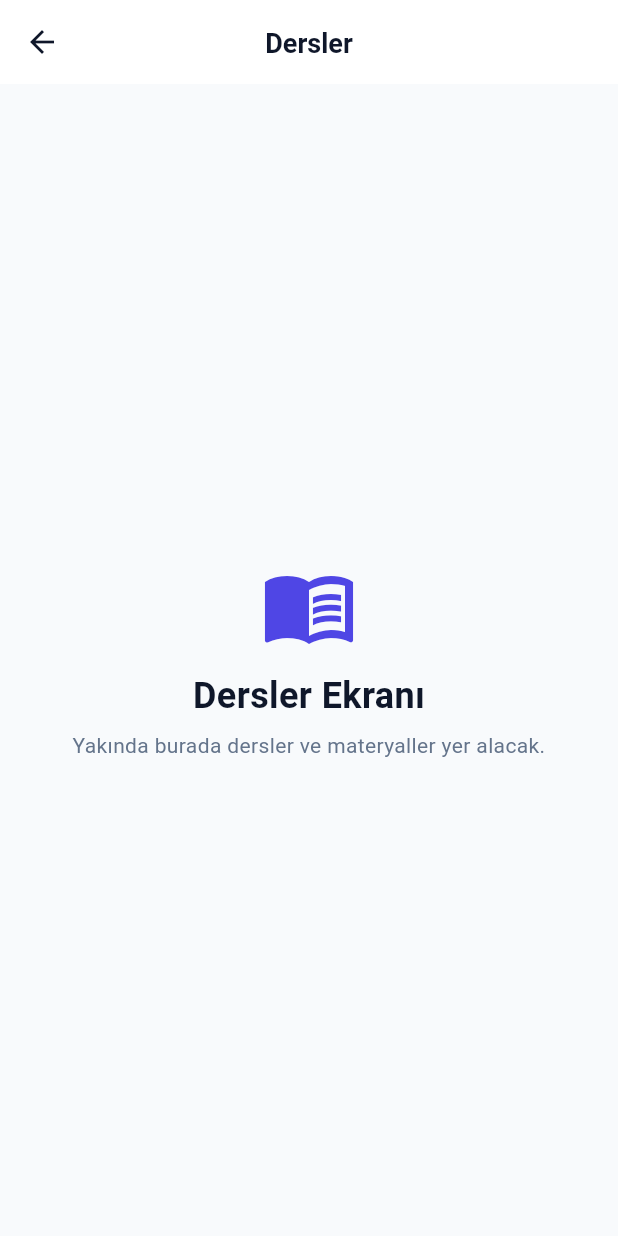
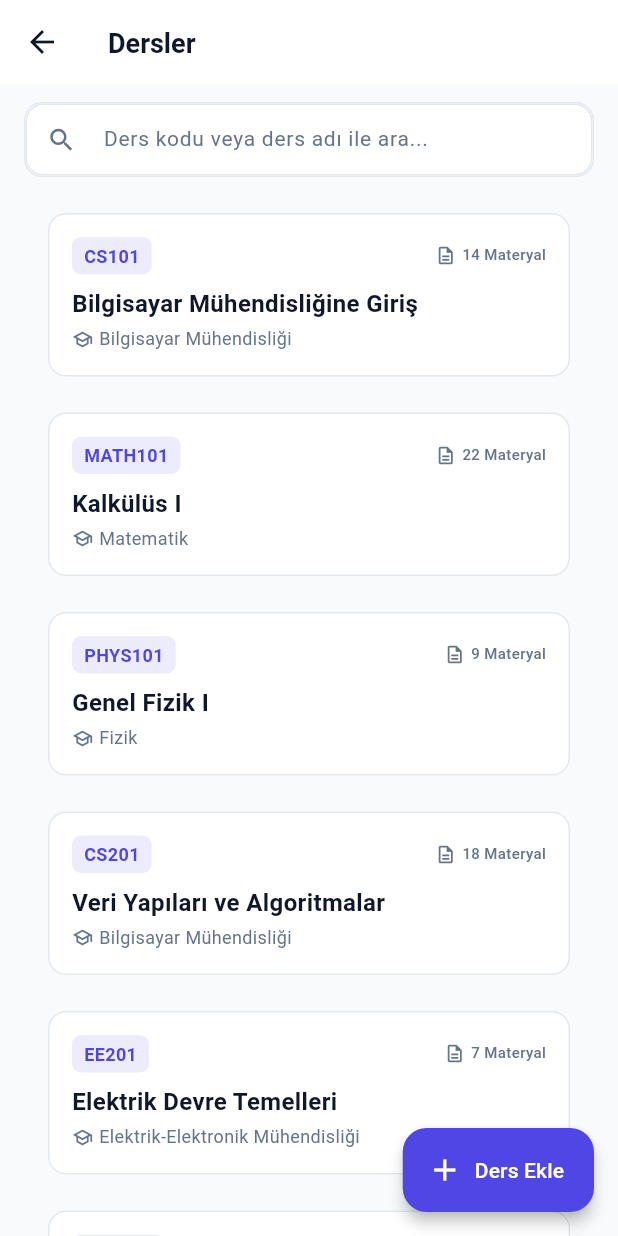
Before and after one commit to Posinowa/uni-z, a Flutter app: the CoursesScreen screen opened directly, on a phone screen of 412 x 824 dp. Run offline on Flutter 3.47's test engine with Material 3 defaults, Android fonts, the phone set to English and light mode, and no system bars; our stand-ins replace cloud_firestore, firebase_auth, firebase_core, firebase_messaging, flutter_dotenv, image_picker; accounts and stored records are empty.

Commit message:
Create course list screen with search, card and empty state (Closes #49) (#149)
Co-authored-by: Yusuf YILMAZ <109434872+yusufyilmazf@users.noreply.github.com>

```diff
--- a/lib/features/courses/screens/courses_screen.dart
+++ b/lib/features/courses/screens/courses_screen.dart
@@ -2,45 +2,199 @@ import 'package:flutter/material.dart';
 
 import '../../../core/constants/app_colors.dart';
 import '../../../core/constants/app_spacing.dart';
-import '../../../core/theme/app_text_styles.dart';
+import '../widgets/course_card.dart';
+import '../widgets/course_empty_state.dart';
+import '../widgets/course_search_bar.dart';
 
-/// Geçici dersler ekranı.
-///
-/// Ders listeleme özelliği ileride ayrı bir issue'da geliştirilecektir.
-class CoursesScreen extends StatelessWidget {
+/// Kullanıcının üniversitesindeki dersleri görüntüleyebildiği ve
+/// arama yapabildiği ders listesi ekranı.
+class CoursesScreen extends StatefulWidget {
   const CoursesScreen({super.key});
 
   @override
+  State<CoursesScreen> createState() => _CoursesScreenState();
+}
+
+class _CoursesScreenState extends State<CoursesScreen> {
+  final TextEditingController _searchController = TextEditingController();
+
+  /// Örnek ders listesi (Kapsam dışı gereği Firestore bağlantısı bulunmamaktadır).
+  final List<_CourseItem> _allCourses = const [
+    _CourseItem(
+      courseCode: 'CS101',
+      courseName: 'Bilgisayar Mühendisliğine Giriş',
+      departmentName: 'Bilgisayar Mühendisliği',
+      materialCount: 14,
+    ),
+    _CourseItem(
+      courseCode: 'MATH101',
+      courseName: 'Kalkülüs I',
+      departmentName: 'Matematik',
+      materialCount: 22,
+    ),
+    _CourseItem(
+      courseCode: 'PHYS101',
+      courseName: 'Genel Fizik I',
+      departmentName: 'Fizik',
+      materialCount: 9,
+    ),
+    _CourseItem(
+      courseCode: 'CS201',
+      courseName: 'Veri Yapıları ve Algoritmalar',
+      departmentName: 'Bilgisayar Mühendisliği',
+      materialCount: 18,
+    ),
+    _CourseItem(
+      courseCode: 'EE201',
+      courseName: 'Elektrik Devre Temelleri',
+      departmentName: 'Elektrik-Elektronik Mühendisliği',
+      materialCount: 7,
+    ),
+    _CourseItem(
+      courseCode: 'ENG101',
+      courseName: 'Akademik İngilizce I',
+      departmentName: 'Yabancı Diller',
+      materialCount: 11,
+    ),
+    _CourseItem(
+      courseCode: 'IE102',
+      courseName: 'Endüstri Mühendisliğine Giriş',
+      departmentName: 'Endüstri Mühendisliği',
+      materialCount: 5,
+    ),
+  ];
+
+  String _searchQuery = '';
+
+  List<_CourseItem> get _filteredCourses {
+    if (_searchQuery.trim().isEmpty) {
+      return _allCourses;
+    }
+
+    final query = _searchQuery.toLowerCase();
+    return _allCourses.where((course) {
+      return course.courseCode.toLowerCase().contains(query) ||
+          course.courseName.toLowerCase().contains(query) ||
+          course.departmentName.toLowerCase().contains(query);
+    }).toList();
+  }
+
+  @override
+  void dispose() {
+    _searchController.dispose();
+    super.dispose();
+  }
+
+  void _onAddCoursePressed() {
+    ScaffoldMessenger.of(context).showSnackBar(
+      const SnackBar(
+        content: Text('Ders ekleme özelliği yakında kullanıma açılacaktır.'),
+        duration: Duration(seconds: 2),
+      ),
+    );
+  }
+
+  @override
   Widget build(BuildContext context) {
+    final courses = _filteredCourses;
+
     return Scaffold(
+      backgroundColor: AppColors.background,
       appBar: AppBar(
         title: const Text('Dersler'),
+        centerTitle: false,
       ),
-      body: Center(
-        child: Column(
-          mainAxisAlignment: MainAxisAlignment.center,
-          children: [
-            const Icon(
-              Icons.menu_book_outlined,
-              size: 64,
-              color: AppColors.primaryIndigo,
+      floatingActionButton: FloatingActionButton.extended(
+        onPressed: _onAddCoursePressed,
+        icon: const Icon(Icons.add),
+        label: const Text('Ders Ekle'),
+        backgroundColor: AppColors.primaryIndigo,
+        foregroundColor: Colors.white,
+      ),
+      body: Column(
+        children: [
+          // ─── Arama Çubuğu ──────────────────────────────────────────
+          Padding(
+            padding: const EdgeInsets.fromLTRB(
+              AppSpacing.lg,
+              AppSpacing.md,
+              AppSpacing.lg,
+              AppSpacing.sm,
             ),
-            const SizedBox(height: AppSpacing.md),
-            Text(
-              'Dersler Ekranı',
-              style: AppTextStyles.headlineMedium,
+            child: CourseSearchBar(
+              controller: _searchController,
+              onChanged: (val) {
+                setState(() {
+                  _searchQuery = val;
+                });
+              },
+              onClear: () {
+                setState(() {
+                  _searchQuery = '';
+                });
+              },
             ),
-            const SizedBox(height: AppSpacing.sm),
-            Text(
-              'Yakında burada dersler ve materyaller yer alacak.',
-              style: AppTextStyles.bodyMedium.copyWith(
-                color: AppColors.textSecondary,
-              ),
-              textAlign: TextAlign.center,
-            ),
-          ],
-        ),
+          ),
+
+          // ─── Ders Listesi veya Boş Durum ────────────────────────────
+          Expanded(
+            child: courses.isEmpty
+                ? CourseEmptyState(
+                    title: 'Ders Bulunamadı',
+                    description: _searchQuery.isNotEmpty
+                        ? '"$_searchQuery" aramasına uygun ders bulunamadı.'
+                        : 'Henüz kayıtlı bir ders bulunmamaktadır.',
+                    actionText: _searchQuery.isNotEmpty ? 'Aramayı Temizle' : null,
+                    onActionPressed: _searchQuery.isNotEmpty
+                        ? () {
+                            _searchController.clear();
+                            setState(() {
+                              _searchQuery = '';
+                            });
+                          }
+                        : null,
+                  )
+                : ListView.separated(
+                    padding: const EdgeInsets.fromLTRB(
+                      AppSpacing.lg,
+                      AppSpacing.sm,
+                      AppSpacing.lg,
+                      AppSpacing.xxxl * 2, // FAB alanı için ekstra alt boşluk
+                    ),
+                    itemCount: courses.length,
+                    separatorBuilder: (_, _) =>
+                        const SizedBox(height: AppSpacing.sm),
+                    itemBuilder: (context, index) {
+                      final item = courses[index];
+                      return CourseCard(
+                        courseCode: item.courseCode,
+                        courseName: item.courseName,
+                        departmentName: item.departmentName,
+                        materialCount: item.materialCount,
+                        onTap: () {
+                          // Kapsam dışı: Ders detay yok.
+                        },
+                      );
+                    },
+                  ),
+          ),
+        ],
       ),
     );
   }
 }
+
+/// UI gösterimi için dahili ders modeli.
+class _CourseItem {
+  const _CourseItem({
+    required this.courseCode,
+    required this.courseName,
+    required this.departmentName,
+    required this.materialCount,
+  });
+
+  final String courseCode;
+  final String courseName;
+  final String departmentName;
+  final int materialCount;
+}
--- /dev/null
+++ b/lib/features/courses/widgets/course_card.dart
@@ -0,0 +1,127 @@
+import 'package:flutter/material.dart';
+
+import '../../../core/constants/app_colors.dart';
+import '../../../core/constants/app_spacing.dart';
+import '../../../core/theme/app_text_styles.dart';
+
+/// Ders bilgilerini listeleyen kart widget'ı.
+///
+/// Alanlar:
+/// - [courseCode]: Ders kodu (örn. CS101)
+/// - [courseName]: Ders adı (örn. Bilgisayar Mühendisliğine Giriş)
+/// - [departmentName]: Bölüm adı (örn. Bilgisayar Mühendisliği)
+/// - [materialCount]: Materyal sayısı placeholder değeri (örn. 5)
+/// - [onTap]: Karta tıklandığında çalışacak opsiyonel geri çağırma
+class CourseCard extends StatelessWidget {
+  const CourseCard({
+    required this.courseCode,
+    required this.courseName,
+    required this.departmentName,
+    this.materialCount = 0,
+    this.onTap,
+    super.key,
+  });
+
+  final String courseCode;
+  final String courseName;
+  final String departmentName;
+  final int materialCount;
+  final VoidCallback? onTap;
+
+  @override
+  Widget build(BuildContext context) {
+    return Card(
+      elevation: 0,
+      color: AppColors.surface,
+      shape: RoundedRectangleBorder(
+        borderRadius: BorderRadius.circular(12),
+        side: const BorderSide(color: AppColors.border),
+      ),
+      child: InkWell(
+        onTap: onTap,
+        borderRadius: BorderRadius.circular(12),
+        child: Padding(
+          padding: const EdgeInsets.all(AppSpacing.lg),
+          child: Column(
+            crossAxisAlignment: CrossAxisAlignment.start,
+            children: [
+              // Üst Satır: Ders Kodu & Materyal Sayısı Placeholder
+              Row(
+                mainAxisAlignment: MainAxisAlignment.spaceBetween,
+                children: [
+                  // Ders Kodu Rozeti
+                  Container(
+                    padding: const EdgeInsets.symmetric(
+                      horizontal: AppSpacing.sm,
+                      vertical: AppSpacing.xs,
+                    ),
+                    decoration: BoxDecoration(
+                      color: AppColors.primaryIndigo.withValues(alpha: 0.1),
+                      borderRadius: BorderRadius.circular(6),
+                    ),
+                    child: Text(
+                      courseCode,
+                      style: AppTextStyles.labelMedium.copyWith(
+                        color: AppColors.primaryIndigo,
+                        fontWeight: FontWeight.w700,
+                      ),
+                    ),
+                  ),
+
+                  // Materyal Sayısı Placeholder Rozeti
+                  Row(
+                    mainAxisSize: MainAxisSize.min,
+                    children: [
+                      const Icon(
+                        Icons.description_outlined,
+                        size: 14,
+                        color: AppColors.textSecondary,
+                      ),
+                      const SizedBox(width: AppSpacing.xs),
+                      Text(
+                        '$materialCount Materyal',
+                        style: AppTextStyles.labelSmall.copyWith(
+                          color: AppColors.textSecondary,
+                        ),
+                      ),
+                    ],
+                  ),
+                ],
+              ),
+              const SizedBox(height: AppSpacing.sm),
+
+              // Ders Adı
+              Text(
+                courseName,
+                style: AppTextStyles.titleMedium,
+                maxLines: 2,
+                overflow: TextOverflow.ellipsis,
+              ),
+              const SizedBox(height: AppSpacing.xs),
+
+              // Bölüm Adı
+              Row(
+                children: [
+                  const Icon(
+                    Icons.school_outlined,
+                    size: 14,
+                    color: AppColors.textSecondary,
+                  ),
+                  const SizedBox(width: AppSpacing.xs),
+                  Expanded(
+                    child: Text(
+                      departmentName,
+                      style: AppTextStyles.bodySmall,
+                      maxLines: 1,
+                      overflow: TextOverflow.ellipsis,
+                    ),
+                  ),
+                ],
+              ),
+            ],
+          ),
+        ),
+      ),
+    );
+  }
+}
--- /dev/null
+++ b/lib/features/courses/widgets/course_empty_state.dart
@@ -0,0 +1,74 @@
+import 'package:flutter/material.dart';
+
+import '../../../core/constants/app_colors.dart';
+import '../../../core/constants/app_spacing.dart';
+import '../../../core/theme/app_text_styles.dart';
+
+/// Ders listesi boş olduğunda veya arama sonucu bulunamadığında gösterilecek widget.
+class CourseEmptyState extends StatelessWidget {
+  const CourseEmptyState({
+    this.title = 'Henüz Ders Bulunamadı',
+    this.description = 'Aradığınız kriterlere uygun bir ders bulunamadı.',
+    this.icon = Icons.search_off_rounded,
+    this.actionText,
+    this.onActionPressed,
+    super.key,
+  });
+
+  final String title;
+  final String description;
+  final IconData icon;
+  final String? actionText;
+  final VoidCallback? onActionPressed;
+
+  @override
+  Widget build(BuildContext context) {
+    return Center(
+      child: Padding(
+        padding: const EdgeInsets.symmetric(
+          horizontal: AppSpacing.xxl,
+          vertical: AppSpacing.xxxl,
+        ),
+        child: Column(
+          mainAxisSize: MainAxisSize.min,
+          children: [
+            Icon(
+              icon,
+              size: 64,
+              color: AppColors.textSecondary.withValues(alpha: 0.5),
+            ),
+            const SizedBox(height: AppSpacing.md),
+            Text(
+              title,
+              style: AppTextStyles.titleMedium,
+              textAlign: TextAlign.center,
+            ),
+            const SizedBox(height: AppSpacing.xs),
+            Text(
+              description,
+              style: AppTextStyles.bodyMedium.copyWith(
+                color: AppColors.textSecondary,
+              ),
+              textAlign: TextAlign.center,
+            ),
+            if (actionText != null && onActionPressed != null) ...[
+              const SizedBox(height: AppSpacing.lg),
+              OutlinedButton.icon(
+                onPressed: onActionPressed,
+                icon: const Icon(Icons.add, size: 18),
+                label: Text(actionText!),
+                style: OutlinedButton.styleFrom(
+                  foregroundColor: AppColors.primaryIndigo,
+                  side: const BorderSide(color: AppColors.primaryIndigo),
+                  shape: RoundedRectangleBorder(
+                    borderRadius: BorderRadius.circular(8),
+                  ),
+                ),
+              ),
+            ],
+          ],
+        ),
+      ),
+    );
+  }
+}
--- /dev/null
+++ b/lib/features/courses/widgets/course_search_bar.dart
@@ -0,0 +1,67 @@
+import 'package:flutter/material.dart';
+
+import '../../../core/constants/app_colors.dart';
+import '../../../core/constants/app_spacing.dart';
+import '../../../core/theme/app_text_styles.dart';
+
+/// Ders listesi için arama çubuğu widget'ı.
+class CourseSearchBar extends StatelessWidget {
+  const CourseSearchBar({
+    required this.controller,
+    required this.onChanged,
+    this.onClear,
+    this.hintText = 'Ders kodu veya ders adı ile ara...',
+    super.key,
+  });
+
+  final TextEditingController controller;
+  final ValueChanged<String> onChanged;
+  final VoidCallback? onClear;
+  final String hintText;
+
+  @override
+  Widget build(BuildContext context) {
+    return Container(
+      decoration: BoxDecoration(
+        color: AppColors.surface,
+        borderRadius: BorderRadius.circular(12),
+        border: Border.all(color: AppColors.border),
+      ),
+      child: TextField(
+        controller: controller,
+        onChanged: onChanged,
+        style: AppTextStyles.bodyMedium,
+        decoration: InputDecoration(
+          hintText: hintText,
+          hintStyle: AppTextStyles.bodyMedium.copyWith(
+            color: AppColors.textSecondary,
+          ),
+          prefixIcon: const Icon(
+            Icons.search,
+            color: AppColors.textSecondary,
+            size: 20,
+          ),
+          suffixIcon: controller.text.isNotEmpty
+              ? IconButton(
+                  icon: const Icon(
+                    Icons.close,
+                    color: AppColors.textSecondary,
+                    size: 18,
+                  ),
+                  onPressed: () {
+                    controller.clear();
+                    onChanged('');
+                    onClear?.call();
+                  },
+                )
+              : null,
+          border: InputBorder.none,
+          contentPadding: const EdgeInsets.symmetric(
+            horizontal: AppSpacing.md,
+            vertical: AppSpacing.md,
+          ),
+        ),
+      ),
+    );
+  }
+}
```
